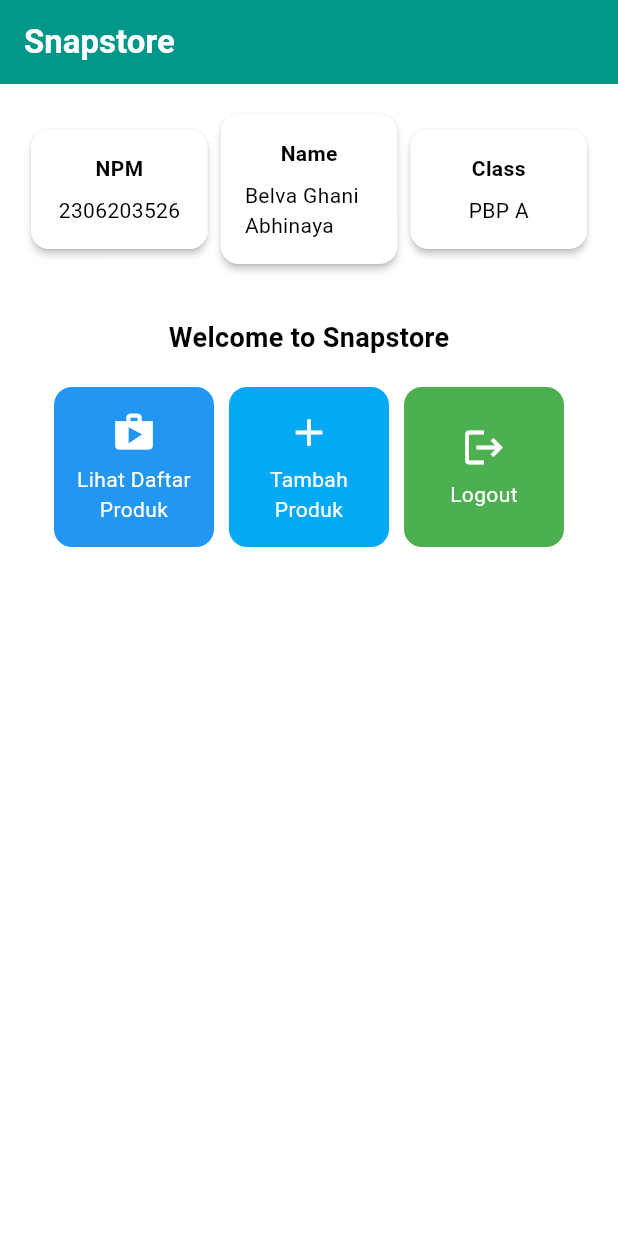
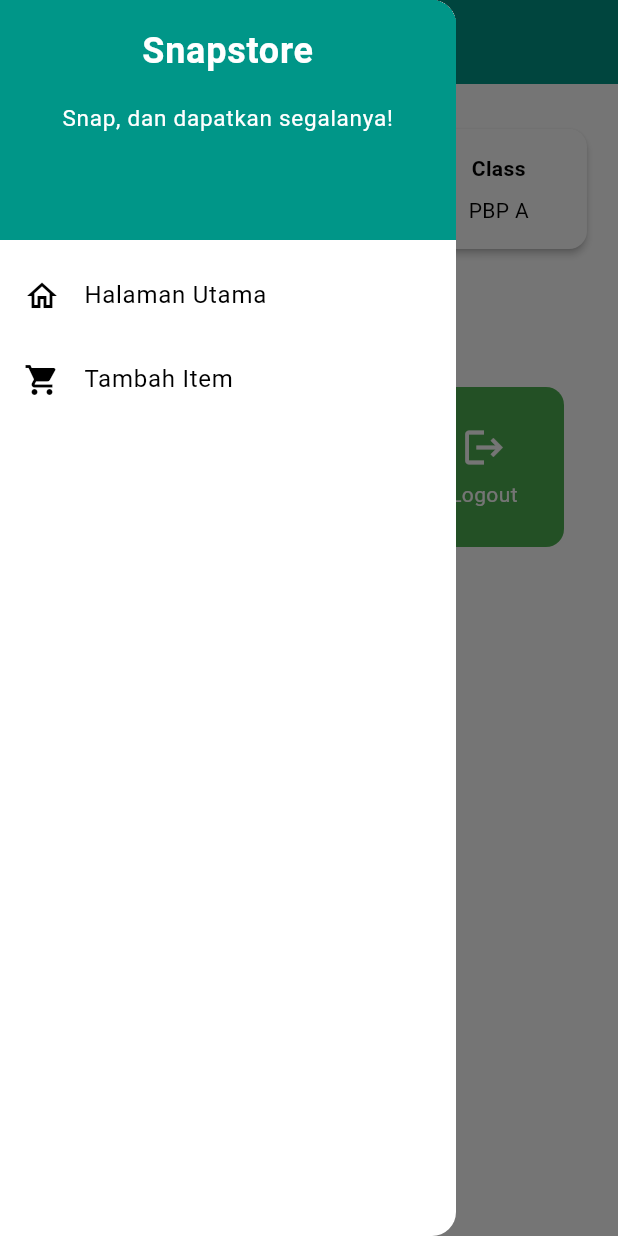
Before and after one commit to Staphlerr/snapstore-mobile, a Flutter app: the screen it shows after launch, with the side drawer open (before the commit the screen has no drawer), on a phone screen of 412 x 824 dp. Run offline on Flutter 3.47's test engine with Material 3 defaults, Android fonts, the phone set to English and light mode, and no system bars.

Commit message:
Penyelesaian Tugas 8

```diff
--- a/lib/main.dart
+++ b/lib/main.dart
@@ -1,5 +1,5 @@
 import 'package:flutter/material.dart';
-import 'package:snapstore_mobile/menu.dart';
+import 'package:snapstore_mobile/screens/menu.dart';
 
 void main() {
   runApp(const MyApp());
--- a/lib/menu.dart
+++ b/lib/screens/menu.dart
@@ -1,4 +1,6 @@
 import 'package:flutter/material.dart';
+import 'package:snapstore_mobile/widgets/left_drawer.dart';
+import 'package:snapstore_mobile/widgets/item_card.dart';
 
 class MyHomePage extends StatelessWidget {
     MyHomePage({super.key});
@@ -6,8 +8,8 @@
     final String name = 'Belva Ghani Abhinaya'; // Nama
     final String className = 'PBP A'; // Kelas
     final List<ItemHomepage> items = [
-         ItemHomepage("Lihat Daftar Produk", Icons.shop, Colors.blue),
-         ItemHomepage("Tambah Produk", Icons.add, Colors.lightBlue),
+         ItemHomepage("Lihat Daftar Produk", Icons.shopping_cart, Colors.blue),
+         ItemHomepage("Tambah Item", Icons.add, Colors.lightBlue),
          ItemHomepage("Logout", Icons.logout, Colors.green),
     ];
 
@@ -27,7 +29,11 @@
         ),
         // Warna latar belakang AppBar diambil dari skema warna tema aplikasi.
         backgroundColor: Theme.of(context).colorScheme.primary,
+        // Mengganti warna icon drawer menjadi putih
+        iconTheme: const IconThemeData(color: Colors.white),
       ),
+      // Masukkan drawer sebagai parameter nilai drawer dari widget Scaffold
+      drawer: const LeftDrawer(),
       // Body halaman dengan padding di sekelilingnya.
       body: Padding(
         padding: const EdgeInsets.all(16.0),
@@ -91,15 +97,6 @@
   }
 }
 
-class ItemHomepage {
-  final String name;
-  final IconData icon;
-  final Color color; // Tambahkan warna di sini
-
-  ItemHomepage(this.name, this.icon, this.color);
-}
-
-
 class InfoCard extends StatelessWidget {
   // Kartu informasi yang menampilkan title dan content.
 
@@ -132,48 +129,3 @@
     );
   }
 }
-
-class ItemCard extends StatelessWidget {
-  final ItemHomepage item;
-
-  const ItemCard(this.item, {super.key});
-
-  @override
-  Widget build(BuildContext context) {
-    return Material(
-      // Gunakan warna dari item
-      color: item.color, // Ini akan mengambil warna dari item yang diberikan
-      borderRadius: BorderRadius.circular(12),
-      child: InkWell(
-        onTap: () {
-          ScaffoldMessenger.of(context)
-            ..hideCurrentSnackBar()
-            ..showSnackBar(
-              SnackBar(content: Text("Kamu telah menekan tombol ${item.name}!"))
-            );
-        },
-        child: Container(
-          padding: const EdgeInsets.all(8),
-          child: Center(
-            child: Column(
-              mainAxisAlignment: MainAxisAlignment.center,
-              children: [
-                Icon(
-                  item.icon,
-                  color: Colors.white,
-                  size: 30.0,
-                ),
-                const Padding(padding: EdgeInsets.all(3)),
-                Text(
-                  item.name,
-                  textAlign: TextAlign.center,
-                  style: const TextStyle(color: Colors.white),
-                ),
-              ],
-            ),
-          ),
-        ),
-      ),
-    );
-  }
-}
--- /dev/null
+++ b/lib/widgets/item_card.dart
@@ -0,0 +1,64 @@
+import 'package:flutter/material.dart';
+import 'package:snapstore_mobile/screens/shopentry_form.dart';
+
+class ItemHomepage {
+  final String name;
+  final IconData icon;
+  final Color color; // Tambahkan warna di sini
+
+  ItemHomepage(this.name, this.icon, this.color);
+}
+
+class ItemCard extends StatelessWidget {
+  final ItemHomepage item;
+
+  const ItemCard(this.item, {super.key});
+
+  @override
+  Widget build(BuildContext context) {
+    return Material(
+      // Gunakan warna dari item
+      color: item.color, // Ini akan mengambil warna dari item yang diberikan
+      borderRadius: BorderRadius.circular(12),
+      child: InkWell(
+        // Area responsif terhadap sentuhan
+        onTap: () {
+          // Memunculkan SnackBar ketika diklik
+          ScaffoldMessenger.of(context)
+            ..hideCurrentSnackBar()
+            ..showSnackBar(SnackBar(
+                content: Text("Kamu telah menekan tombol ${item.name}!")));
+
+          // Navigate ke route yang sesuai (tergantung jenis tombol)
+          if (item.name == "Tambah Item") {
+             Navigator.push(
+                  context,
+                  MaterialPageRoute(builder: (context) => const ItemEntryFormPage(),
+              ));
+          }
+        },
+        child: Container(
+          padding: const EdgeInsets.all(8),
+          child: Center(
+            child: Column(
+              mainAxisAlignment: MainAxisAlignment.center,
+              children: [
+                Icon(
+                  item.icon,
+                  color: Colors.white,
+                  size: 30.0,
+                ),
+                const Padding(padding: EdgeInsets.all(3)),
+                Text(
+                  item.name,
+                  textAlign: TextAlign.center,
+                  style: const TextStyle(color: Colors.white),
+                ),
+              ],
+            ),
+          ),
+        ),
+      ),
+    );
+  }
+}
--- /dev/null
+++ b/lib/widgets/left_drawer.dart
@@ -0,0 +1,69 @@
+import 'package:flutter/material.dart';
+import 'package:snapstore_mobile/screens/menu.dart';
+import 'package:snapstore_mobile/screens/shopentry_form.dart';
+
+class LeftDrawer extends StatelessWidget {
+  const LeftDrawer({super.key});
+
+  @override
+  Widget build(BuildContext context) {
+    return Drawer(
+      child: ListView(
+        children: [
+          DrawerHeader(
+            decoration: BoxDecoration(
+              color: Theme.of(context).colorScheme.primary,
+            ),
+            child: const Column(
+              children: [
+                Text(
+                  'Snapstore',
+                  textAlign: TextAlign.center,
+                  style: TextStyle(
+                    fontSize: 24,
+                    fontWeight: FontWeight.bold,
+                    color: Colors.white,
+                  ),
+                ),
+                Padding(padding: EdgeInsets.all(8)),
+                Text(
+                  "Snap, dan dapatkan segalanya!",
+                  style: TextStyle(
+                    fontSize: 15.0, // Ukuran font 15
+                    color: Colors.white, // Warna putih
+                    fontWeight: FontWeight.normal, // Weight biasa
+                  ),
+                  textAlign: TextAlign.center, // Center alignment
+                ),
+              ],
+            ),
+          ),
+          ListTile(
+            leading: const Icon(Icons.home_outlined),
+            title: const Text('Halaman Utama'),
+            // Bagian redirection ke MyHomePage
+            onTap: () {
+              Navigator.pushReplacement(
+                  context,
+                  MaterialPageRoute(
+                    builder: (context) => MyHomePage(),
+                  ));
+            },
+          ),
+          ListTile(
+            leading: const Icon(Icons.shopping_cart),
+            title: const Text('Tambah Item'),
+            onTap: () {
+              Navigator.push(
+                context,
+                MaterialPageRoute(
+                  builder: (context) => ItemEntryFormPage(),
+                ),
+              );
+            },
+          ),
+        ],
+      ),
+    );
+  }
+}
```
Also changed, not shown: lib/screens/shopentry_form.dart (added, +171 -0 lines).
